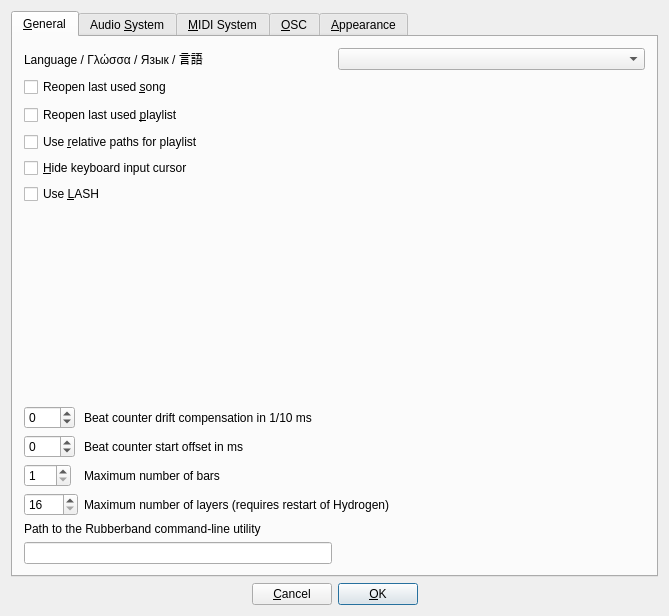
Old version of the form src/gui/src/PreferencesDialog/PreferencesDialog_UI.ui in the repository hydrogen-music/hydrogen.
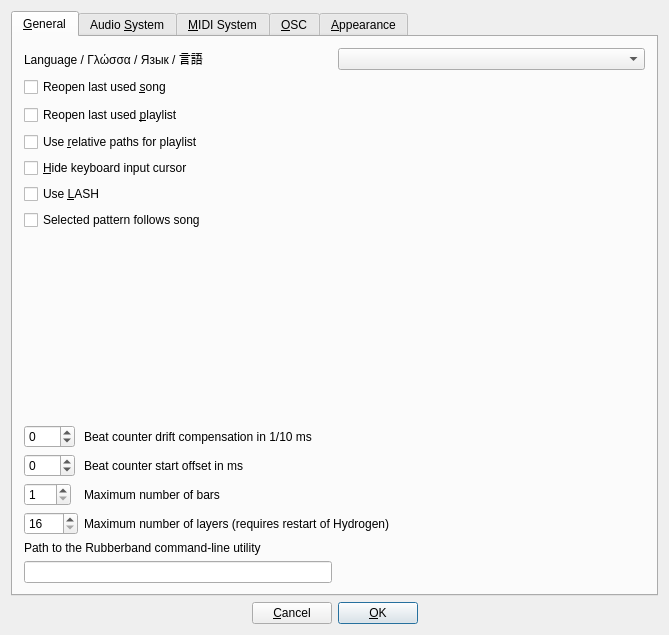
New version of the form. Custom widgets are drawn as their Qt base class.

Commit message:
Implement pattern-follows-song mode
Enabled via preferences, pattern-follows-song will change the
selected pattern to follow the "current" pattern in song mode:

If the currently selected pattern is not one of the currently-playing
patterns, then the first currently-playing pattern will be selected.

```diff
--- a/src/gui/src/PreferencesDialog/PreferencesDialog_UI.ui
+++ b/src/gui/src/PreferencesDialog/PreferencesDialog_UI.ui
@@ -7,7 +7,7 @@
     <x>0</x>
     <y>0</y>
     <width>669</width>
-    <height>616</height>
+    <height>635</height>
    </rect>
   </property>
   <layout class="QVBoxLayout" name="verticalLayout_4">
@@ -103,6 +103,13 @@
          </property>
         </widget>
        </item>
+       <item>
+        <widget class="QCheckBox" name="patternFollowsSongCheckbox">
+         <property name="text">
+          <string>Selected pattern follows song</string>
+         </property>
+        </widget>
+       </item>
        <item>
         <spacer name="verticalSpacer_3">
          <property name="orientation">
```
The commit also changes 5 other files.
